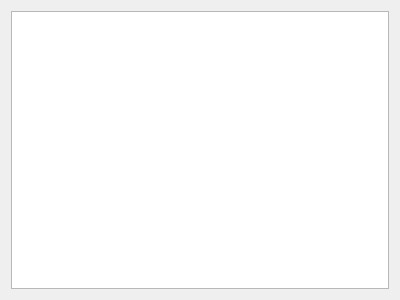
Inigobarbe/VFSMOD-GUI, file ui/ohy_results.ui: the form before one commit.
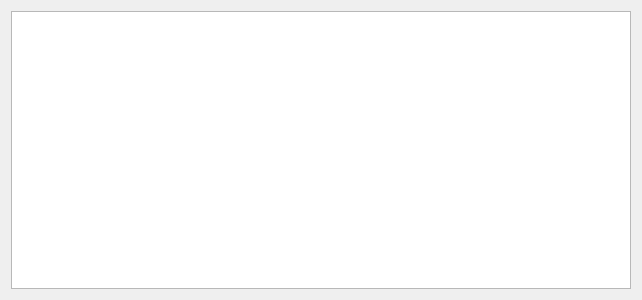
The form after the commit.

Diff of the .ui file:
```diff
--- a/ui/ohy_results.ui
+++ b/ui/ohy_results.ui
@@ -6,7 +6,7 @@
    <rect>
     <x>0</x>
     <y>0</y>
-    <width>400</width>
+    <width>642</width>
     <height>300</height>
    </rect>
   </property>
```
